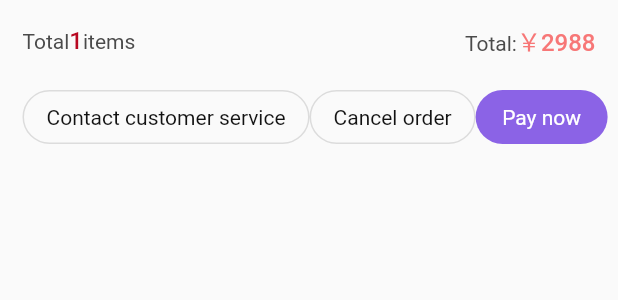
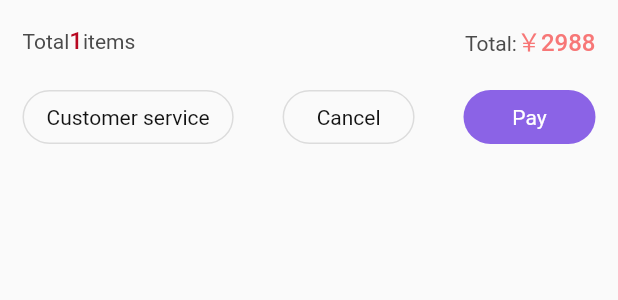
Before and after one commit to blankhat1610/flutter-fashion, a Flutter app: the Bottom widget shown alone on an empty page, opened directly, on a phone screen of 412 x 824 dp. Shown: the top 300 px of the screen. Run offline on Flutter 3.47's test engine with Material 2 defaults, Android fonts, the phone set to English and light mode, and no system bars; drawn by our look-alikes of oktoast, pull_to_refresh; our stand-ins replace cached_network_image, convert, dio, flutter_screenutil, flutter_swiper_null_safety, shared_preferences and 3 more; accounts and stored records are empty; network calls fail.

Commit message:
fix-original: fix overflow in change language order page

```diff
--- a/lib/pages/order/components/order_item.dart
+++ b/lib/pages/order/components/order_item.dart
@@ -147,13 +147,13 @@ class Content extends StatelessWidget {
               left: 125,
               top: 81.0,
               child: Container(
-                padding: EdgeInsets.symmetric(vertical: 0.5, horizontal: 5),
+                padding: EdgeInsets.symmetric(vertical: 2, horizontal: 6),
                 decoration: BoxDecoration(
                   color: AppColors.primaryColor,
                   borderRadius: BorderRadius.circular(10.0),
                 ),
                 child: Text(
-                  'Purchase Price',
+                  'Price',
                   style: TextStyle(
                     color: Colors.white,
                     fontSize: 12,
@@ -318,7 +318,7 @@ class Bottom extends StatelessWidget {
                   splashColor: AppColors.splashColor,
                   child: Center(
                     child: Text(
-                      'Contact customer service',
+                      'Customer service',
                       style: TextStyle(
                         color: Color(0xFF121212),
                         fontSize: 14,
@@ -336,7 +336,7 @@ class Bottom extends StatelessWidget {
                   highlightElevation: 5.0,
                   child: Center(
                     child: Text(
-                      'Cancel order',
+                      'Cancel',
                       style: TextStyle(
                         color: Color(0xFF121212),
                         fontSize: 14,
@@ -355,7 +355,7 @@ class Bottom extends StatelessWidget {
                     color: AppColors.primaryColor,
                     child: Center(
                       child: Text(
-                        'Pay now',
+                        'Pay',
                         style: TextStyle(
                           color: Colors.white,
                           fontSize: 14,
--- a/lib/pages/shopping_cart/cart_page.dart
+++ b/lib/pages/shopping_cart/cart_page.dart
@@ -27,8 +27,9 @@ class _CartPageState extends State<CartPage> {
           Selector<ShopingCartProvider, Tuple2<Function, bool>>(
             builder: (_, tuple, __) {
               return IconButton(
+                iconSize: 33.0,
                 icon: Text(
-                  tuple.item2 ? 'Finish' : 'Edit',
+                  tuple.item2 ? 'Save' : 'Edit',
                   style: TextStyle(
                       color: AppColors.primaryGreyText,
                       fontSize: 14,
```
